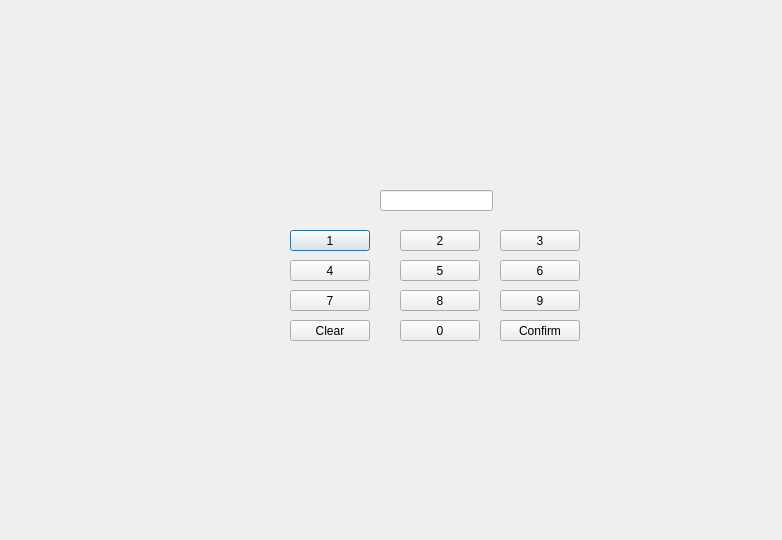
First picture: the form in bankautomat/libraries/DLLPinUi/pincode.ui, repository banksimul2022/group11, before the edit.
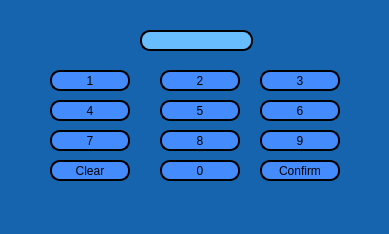
Second picture: the form after the edit.

Commit message: Ui Päivitykset

Diff of the .ui file:
```diff
--- a/bankautomat/libraries/DLLPinUi/pincode.ui
+++ b/bankautomat/libraries/DLLPinUi/pincode.ui
@@ -6,18 +6,68 @@
    <rect>
     <x>0</x>
     <y>0</y>
-    <width>782</width>
-    <height>540</height>
+    <width>389</width>
+    <height>234</height>
    </rect>
   </property>
   <property name="windowTitle">
    <string>Dialog</string>
   </property>
+  <property name="styleSheet">
+   <string notr="true">#topPanel { background: qlineargradient(spread:pad, x1:0.489136, y1:1, x2:0.46, y2:0, stop:0 rgba(72, 136, 242, 255), stop:1 rgba(166, 221, 255, 255))}
+
+QLabel#logo
+{
+    border-radius: 10px;
+}
+
+QPushButton
+{
+    border: 2px solid black;
+    border-radius: 10px;
+    padding: 0 8px;
+    background:rgb(68, 139, 253);
+}
+
+QPushButton:hover
+{
+    background:rgb(52, 109, 193);
+}
+
+QLineEdit
+{
+    border: 2px solid black;
+    border-radius: 10px;
+    padding: 0 8px;
+    background:rgb(104, 189, 253);
+}
+
+#centralwidget
+{
+    background: rgb(22, 100, 174)
+}
+
+QDialog
+{
+	 background: rgb(22, 100, 174)
+}
+
+*
+{
+    font: 10pt &quot;Bahnschrift&quot;;
+}
+
+/* Done by Esa Salminen */
+
+MessageLabel  {
+	font: 12pt &quot;Bahnchrift&quot;;
+}</string>
+  </property>
   <widget class="QLineEdit" name="lineEditPinCode">
    <property name="geometry">
     <rect>
-     <x>380</x>
-     <y>190</y>
+     <x>140</x>
+     <y>30</y>
      <width>113</width>
      <height>21</height>
     </rect>
@@ -29,8 +79,8 @@
   <widget class="QPushButton" name="Button1">
    <property name="geometry">
     <rect>
-     <x>290</x>
-     <y>230</y>
+     <x>50</x>
+     <y>70</y>
      <width>80</width>
      <height>21</height>
     </rect>
@@ -42,8 +92,8 @@
   <widget class="QPushButton" name="Button2">
    <property name="geometry">
     <rect>
-     <x>400</x>
-     <y>230</y>
+     <x>160</x>
+     <y>70</y>
      <width>80</width>
      <height>21</height>
     </rect>
@@ -55,8 +105,8 @@
   <widget class="QPushButton" name="Button3">
    <property name="geometry">
     <rect>
-     <x>500</x>
-     <y>230</y>
+     <x>260</x>
+     <y>70</y>
      <width>80</width>
      <height>21</height>
     </rect>
@@ -68,8 +118,8 @@
   <widget class="QPushButton" name="Button4">
    <property name="geometry">
     <rect>
-     <x>290</x>
-     <y>260</y>
+     <x>50</x>
+     <y>100</y>
      <width>80</width>
      <height>21</height>
     </rect>
@@ -81,8 +131,8 @@
   <widget class="QPushButton" name="Button5">
    <property name="geometry">
     <rect>
-     <x>400</x>
-     <y>260</y>
+     <x>160</x>
+     <y>100</y>
      <width>80</width>
      <height>21</height>
     </rect>
@@ -94,8 +144,8 @@
   <widget class="QPushButton" name="Button6">
    <property name="geometry">
     <rect>
-     <x>500</x>
-     <y>260</y>
+     <x>260</x>
+     <y>100</y>
      <width>80</width>
      <height>21</height>
     </rect>
@@ -107,8 +157,8 @@
   <widget class="QPushButton" name="Button7">
    <property name="geometry">
     <rect>
-     <x>290</x>
-     <y>290</y>
+     <x>50</x>
+     <y>130</y>
      <width>80</width>
      <height>21</height>
     </rect>
@@ -120,8 +170,8 @@
   <widget class="QPushButton" name="Button8">
    <property name="geometry">
     <rect>
-     <x>400</x>
-     <y>290</y>
+     <x>160</x>
+     <y>130</y>
      <width>80</width>
      <height>21</height>
     </rect>
@@ -133,8 +183,8 @@
   <widget class="QPushButton" name="Button9">
    <property name="geometry">
     <rect>
-     <x>500</x>
-     <y>290</y>
+     <x>260</x>
+     <y>130</y>
      <width>80</width>
      <height>21</height>
     </rect>
@@ -146,8 +196,8 @@
   <widget class="QPushButton" name="pushButton_Clear">
    <property name="geometry">
     <rect>
-     <x>290</x>
-     <y>320</y>
+     <x>50</x>
+     <y>160</y>
      <width>80</width>
      <height>21</height>
     </rect>
@@ -159,8 +209,8 @@
   <widget class="QPushButton" name="Button0">
    <property name="geometry">
     <rect>
-     <x>400</x>
-     <y>320</y>
+     <x>160</x>
+     <y>160</y>
      <width>80</width>
      <height>21</height>
     </rect>
@@ -172,8 +222,8 @@
   <widget class="QPushButton" name="pushButton_Cancel">
    <property name="geometry">
     <rect>
-     <x>500</x>
-     <y>320</y>
+     <x>260</x>
+     <y>160</y>
      <width>80</width>
      <height>21</height>
     </rect>
```
The commit also changes 1 other file.
